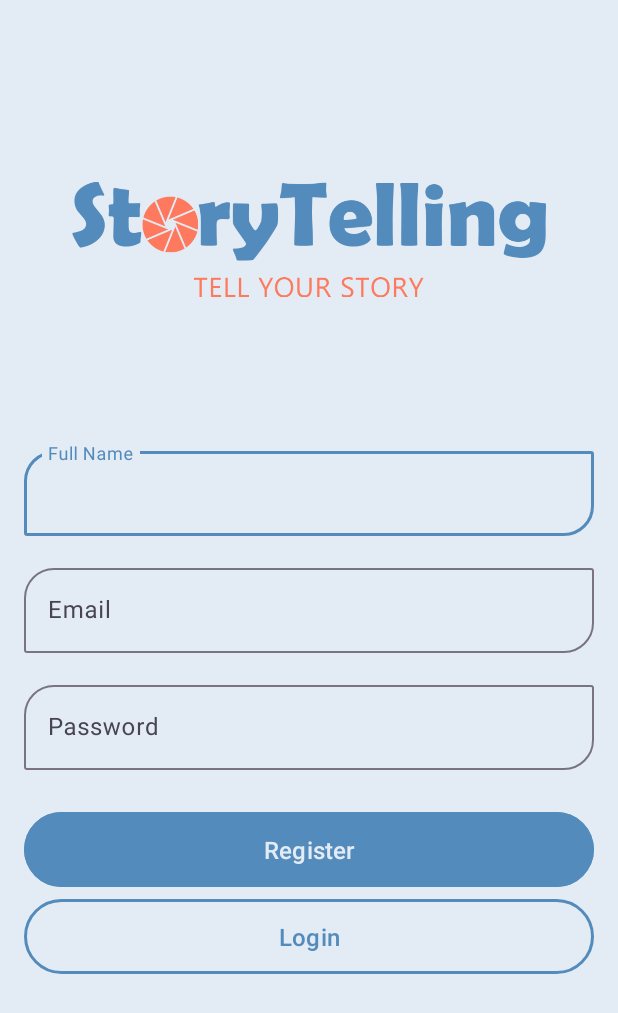
After one commit to fauzan-radji/story-app, an Android app: the layout fragment_register.xml on its own in the app's theme, with its tools: preview values and no code run, on a phone screen of 412 x 824 dp. The commit adds this screen. Shown: the top 1013 px of the screen. Run offline under Robolectric (Android 15) with nearby library versions, the phone set to English and light mode, and no system bars.

Commit message:
feat: register layout

```diff
--- a/app/build.gradle.kts
+++ b/app/build.gradle.kts
@@ -1,6 +1,7 @@
 plugins {
     id("com.android.application")
     id("org.jetbrains.kotlin.android")
+    id("androidx.navigation.safeargs.kotlin")
 }
 
 val bundleId = "com.fauzan.storytelling"
--- a/app/src/main/java/com/fauzan/storytelling/ui/login/LoginFragment.kt
+++ b/app/src/main/java/com/fauzan/storytelling/ui/login/LoginFragment.kt
@@ -6,6 +6,7 @@ import android.view.LayoutInflater
 import android.view.View
 import android.view.ViewGroup
 import androidx.fragment.app.Fragment
+import androidx.navigation.findNavController
 import com.fauzan.storytelling.databinding.FragmentLoginBinding
 
 class LoginFragment : Fragment() {
@@ -20,4 +21,13 @@ class LoginFragment : Fragment() {
         _binding = FragmentLoginBinding.inflate(inflater, container, false)
         return binding.root
     }
+
+    override fun onViewCreated(view: View, savedInstanceState: Bundle?) {
+        super.onViewCreated(view, savedInstanceState)
+
+        binding.btnRegister.setOnClickListener {
+            val toRegisterFragment = LoginFragmentDirections.actionLoginFragmentToRegisterFragment()
+            view.findNavController().navigate(toRegisterFragment)
+        }
+    }
 }
--- /dev/null
+++ b/app/src/main/java/com/fauzan/storytelling/ui/register/RegisterFragment.kt
@@ -0,0 +1,32 @@
+package com.fauzan.storytelling.ui.register
+
+import android.os.Bundle
+import androidx.fragment.app.Fragment
+import android.view.LayoutInflater
+import android.view.View
+import android.view.ViewGroup
+import androidx.navigation.findNavController
+import com.fauzan.storytelling.databinding.FragmentRegisterBinding
+
+class RegisterFragment : Fragment() {
+
+    private var _binding: FragmentRegisterBinding? = null
+    private val binding get() = _binding!!
+
+    override fun onCreateView(
+        inflater: LayoutInflater, container: ViewGroup?,
+        savedInstanceState: Bundle?
+    ): View {
+        _binding = FragmentRegisterBinding.inflate(inflater,container,false)
+        return binding.root
+    }
+
+    override fun onViewCreated(view: View, savedInstanceState: Bundle?) {
+        super.onViewCreated(view, savedInstanceState)
+
+        binding.btnLogin.setOnClickListener {
+            val toLoginFragment = RegisterFragmentDirections.actionRegisterFragmentToLoginFragment()
+            view.findNavController().navigate(toLoginFragment)
+        }
+    }
+}
--- /dev/null
+++ b/app/src/main/res/layout/fragment_register.xml
@@ -0,0 +1,101 @@
+<?xml version="1.0" encoding="utf-8"?>
+<ScrollView xmlns:android="http://schemas.android.com/apk/res/android"
+    xmlns:tools="http://schemas.android.com/tools"
+    android:layout_width="match_parent"
+    android:layout_height="match_parent"
+    xmlns:app="http://schemas.android.com/apk/res-auto"
+    tools:context=".ui.register.RegisterFragment">
+    <androidx.constraintlayout.widget.ConstraintLayout
+        android:layout_width="match_parent"
+        android:layout_height="wrap_content"
+        android:padding="16dp">
+
+        <ImageView
+            android:id="@+id/iv_logo"
+            android:layout_width="0dp"
+            android:layout_height="wrap_content"
+            android:layout_marginStart="32dp"
+            android:layout_marginTop="32dp"
+            android:layout_marginEnd="32dp"
+            android:src="@drawable/typo"
+            app:layout_constraintEnd_toEndOf="parent"
+            app:layout_constraintStart_toStartOf="parent"
+            app:layout_constraintTop_toTopOf="parent"
+            android:contentDescription="@string/app_name" />
+
+        <com.google.android.material.textfield.TextInputLayout
+            android:id="@+id/til_name"
+            style="@style/Input"
+            android:layout_width="0dp"
+            android:layout_height="wrap_content"
+            android:layout_marginTop="24dp"
+            android:hint="@string/full_name"
+            app:layout_constraintEnd_toEndOf="parent"
+            app:layout_constraintStart_toStartOf="parent"
+            app:layout_constraintTop_toBottomOf="@+id/iv_logo">
+
+            <com.google.android.material.textfield.TextInputEditText
+                android:layout_width="match_parent"
+                android:layout_height="wrap_content"
+                android:inputType="text" />
+        </com.google.android.material.textfield.TextInputLayout>
+
+        <com.google.android.material.textfield.TextInputLayout
+            android:id="@+id/til_email"
+            style="@style/Input"
+            android:layout_width="0dp"
+            android:layout_height="wrap_content"
+            android:layout_marginTop="16dp"
+            android:hint="@string/email"
+            app:layout_constraintEnd_toEndOf="parent"
+            app:layout_constraintStart_toStartOf="parent"
+            app:layout_constraintTop_toBottomOf="@+id/til_name">
+
+            <com.google.android.material.textfield.TextInputEditText
+                android:layout_width="match_parent"
+                android:layout_height="wrap_content"
+                android:inputType="textEmailAddress" />
+        </com.google.android.material.textfield.TextInputLayout>
+
+        <com.google.android.material.textfield.TextInputLayout
+            android:id="@+id/til_password"
+            style="@style/Input"
+            android:layout_width="0dp"
+            android:layout_height="wrap_content"
+            android:layout_marginTop="16dp"
+            android:hint="@string/password"
+            app:layout_constraintEnd_toEndOf="parent"
+            app:layout_constraintStart_toStartOf="parent"
+            app:layout_constraintTop_toBottomOf="@+id/til_email">
+
+            <com.google.android.material.textfield.TextInputEditText
+                android:layout_width="match_parent"
+                android:layout_height="wrap_content"
+                android:inputType="textPassword" />
+        </com.google.android.material.textfield.TextInputLayout>
+
+        <Button
+            android:id="@+id/btn_register"
+            style="@style/Button"
+            android:layout_width="0dp"
+            android:layout_height="wrap_content"
+            android:layout_marginTop="24dp"
+            android:text="@string/register"
+            app:layout_constraintEnd_toEndOf="parent"
+            app:layout_constraintStart_toStartOf="parent"
+            app:layout_constraintTop_toBottomOf="@+id/til_password" />
+
+        <Button
+            android:id="@+id/btn_login"
+            style="@style/Button.Outlined"
+            android:layout_width="0dp"
+            android:layout_height="wrap_content"
+            android:layout_marginBottom="16dp"
+            android:text="@string/login"
+            app:layout_constraintEnd_toEndOf="parent"
+            app:layout_constraintStart_toStartOf="parent"
+            app:layout_constraintTop_toBottomOf="@+id/btn_register" />
+
+    </androidx.constraintlayout.widget.ConstraintLayout>
+
+</ScrollView>
--- a/app/src/main/res/navigation/main_navigation.xml
+++ b/app/src/main/res/navigation/main_navigation.xml
@@ -8,5 +8,20 @@
         android:id="@+id/loginFragment"
         android:name="com.fauzan.storytelling.ui.login.LoginFragment"
         android:label="fragment_login"
-        tools:layout="@layout/fragment_login" />
+        tools:layout="@layout/fragment_login" >
+        <action
+            android:id="@+id/action_loginFragment_to_registerFragment"
+            app:destination="@id/registerFragment" />
+    </fragment>
+    <fragment
+        android:id="@+id/registerFragment"
+        android:name="com.fauzan.storytelling.ui.register.RegisterFragment"
+        android:label="fragment_register"
+        tools:layout="@layout/fragment_register" >
+        <action
+            android:id="@+id/action_registerFragment_to_loginFragment"
+            app:destination="@id/loginFragment"
+            app:popUpTo="@id/loginFragment"
+            app:popUpToInclusive="true" />
+    </fragment>
 </navigation>
--- a/app/src/main/res/values-night/themes.xml
+++ b/app/src/main/res/values-night/themes.xml
@@ -8,4 +8,12 @@
         <item name="android:colorBackground">@color/black</item>
         <item name="colorOnBackground">@color/white</item>
     </style>
+
+    <style name="Button.Outlined">
+        <item name="strokeColor">@color/blue</item>
+        <item name="strokeWidth">2dp</item>
+        <item name="android:textColor">@color/blue</item>
+        <item name="android:backgroundTint">?android:colorBackground</item>
+        <item name="rippleColor">@color/dark_blue</item>
+    </style>
 </resources>
--- a/app/src/main/res/values/colors.xml
+++ b/app/src/main/res/values/colors.xml
@@ -1,7 +1,9 @@
 <?xml version="1.0" encoding="utf-8"?>
 <resources>
-    <color name="white">#FFFFFF</color>
-    <color name="black">#222222</color>
+    <color name="white">#e3ecf4</color>
+    <color name="black">#111c26</color>
     <color name="blue">#548bbd</color>
+    <color name="dark_blue">#2a465f</color>
+    <color name="light_blue">#aac5de</color>
     <color name="orange">#fe795d</color>
 </resources>
--- a/app/src/main/res/values/strings.xml
+++ b/app/src/main/res/values/strings.xml
@@ -4,4 +4,5 @@
     <string name="password">Password</string>
     <string name="login">Login</string>
     <string name="register">Register</string>
+    <string name="full_name">Full Name</string>
 </resources>
--- a/app/src/main/res/values/themes.xml
+++ b/app/src/main/res/values/themes.xml
@@ -22,7 +22,8 @@
         <item name="strokeColor">@color/blue</item>
         <item name="strokeWidth">2dp</item>
         <item name="android:textColor">@color/blue</item>
-        <item name="android:backgroundTint">#0000</item>
+        <item name="android:backgroundTint">?android:colorBackground</item>
+        <item name="rippleColor">@color/light_blue</item>
     </style>
 
     <style name="Input">
--- a/build.gradle.kts
+++ b/build.gradle.kts
@@ -1,4 +1,10 @@
 // Top-level build file where you can add configuration options common to all sub-projects/modules.
+buildscript {
+    dependencies {
+        classpath("androidx.navigation:navigation-safe-args-gradle-plugin:2.7.4")
+    }
+}
+
 plugins {
     id("com.android.application") version "8.1.2" apply false
     id("org.jetbrains.kotlin.android") version "1.9.0" apply false
```
